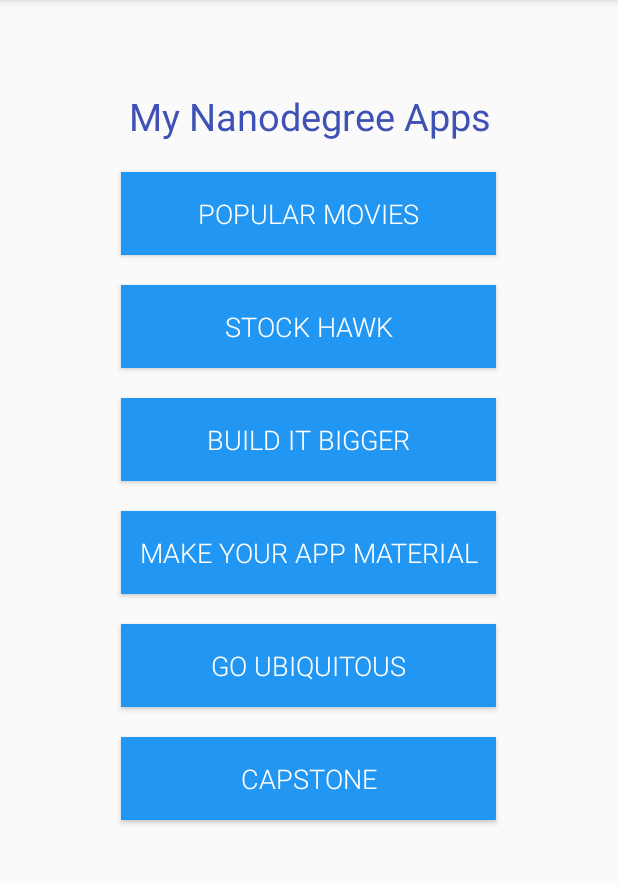
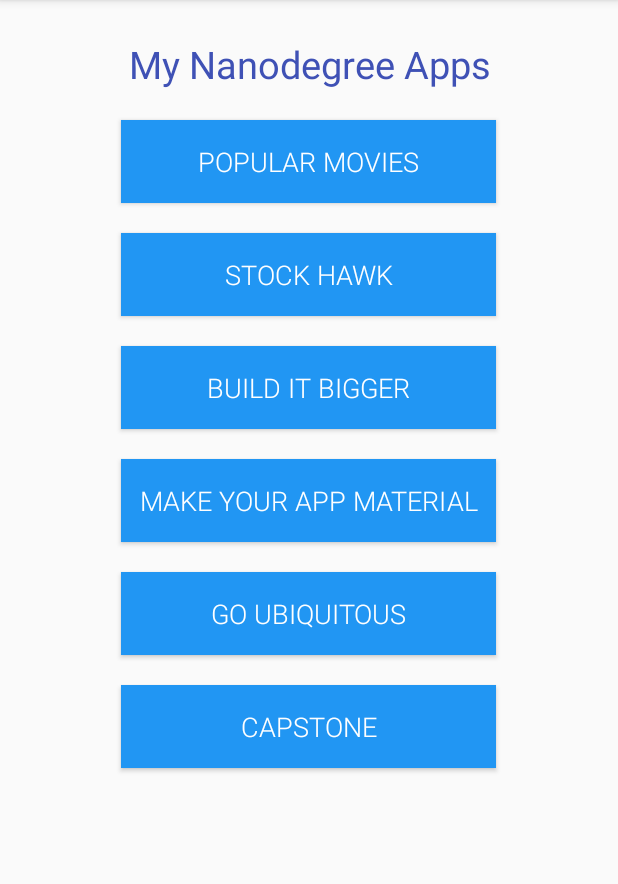
Before and after one commit to InsectiousApp/Project0-MyAppPortfolio, an Android app: the screen it shows after launch (MainActivity), on a phone screen of 412 x 824 dp, the part 84-968 px from its top. Run offline under Robolectric (Android 15) with nearby library versions, the phone set to English and light mode, and no system bars.

Commit message:
made in unscrollable

```diff
--- a/app/src/main/res/layout/activity_main.xml
+++ b/app/src/main/res/layout/activity_main.xml
@@ -6,7 +6,7 @@
     android:layout_height="fill_parent"
     android:paddingLeft="@dimen/activity_horizontal_margin"
     android:paddingRight="@dimen/activity_horizontal_margin"
-    android:paddingTop="50dp"
+    android:paddingTop="15dp"
     android:paddingBottom="@dimen/activity_vertical_margin"
     tools:context="projct0_udacity.insectiousapp.com.project0_myappportfolio.MainActivity">
 
```
